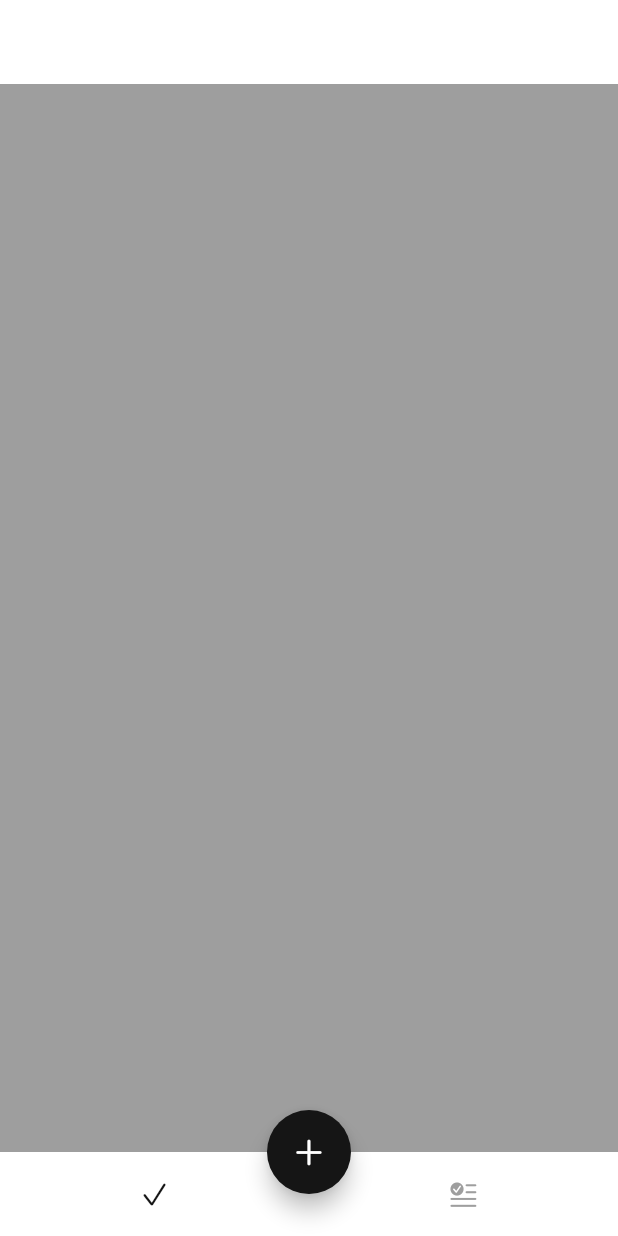
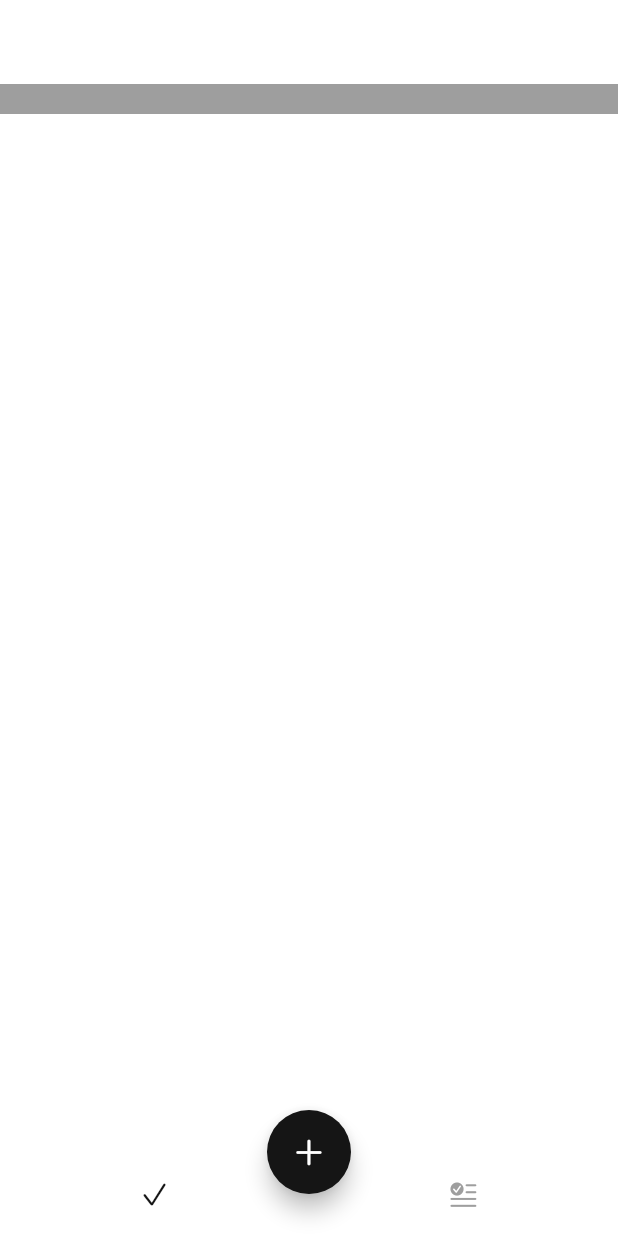
Before and after one commit to Nuri801/medaid, a Flutter app: the screen it shows after launch, on a phone screen of 412 x 824 dp. Run offline on Flutter 3.47's test engine with Material 2 defaults, Android fonts, the phone set to English and light mode, and no system bars; our stand-ins replace image_picker.

```diff
--- a/lib/pages/today/today_page.dart
+++ b/lib/pages/today/today_page.dart
@@ -8,6 +8,7 @@ class TodayPage extends StatelessWidget {
     return Container(
       child: Container(
         color: Colors.grey,
+        height: 20,
       ),
       color: Colors.grey,
     );
```
